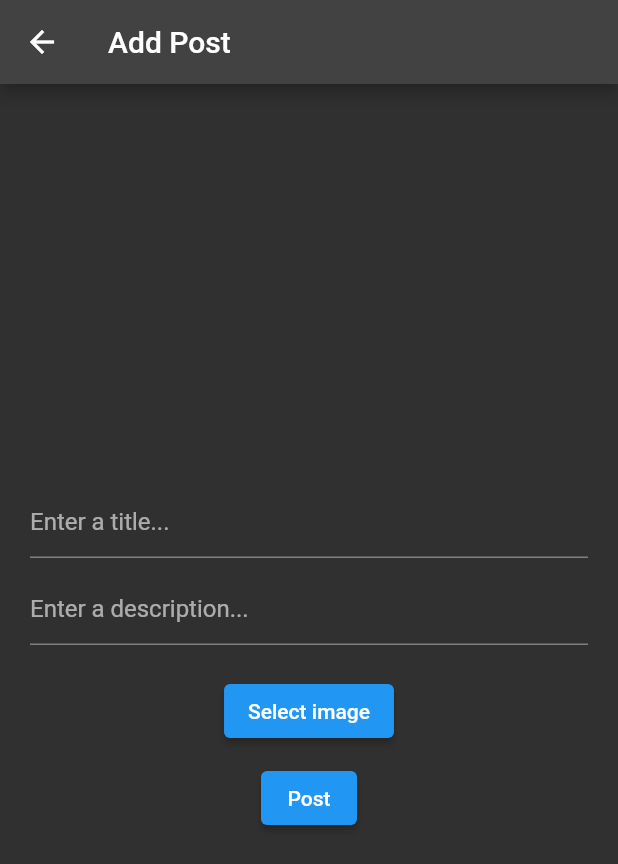
After one commit to blandygbc/thesocialapp, a Flutter app: the AddPostView screen opened by its route, after a tap on "Post", on a phone screen of 412 x 824 dp. The commit adds this screen. Shown: the top 864 px of the screen. Run offline on Flutter 3.47's test engine with Material 2 defaults, Android fonts, the phone set to English and light mode, and no system bars; our stand-ins replace image_picker, shared_preferences; missing offline and left inert: cloudinary_sdk; accounts and stored records are empty.

Commit message:
Episode 10

```diff
--- a/frontend/thesocialapp/lib/app/routes/api_routes.dart
+++ b/frontend/thesocialapp/lib/app/routes/api_routes.dart
@@ -1,5 +1,17 @@
 class APIRoutes {
+  //! Basic info
   static const baseURL = "http://192.168.100.183:8080";
+  static final headers = {
+    'content-type': 'application/json;unicode=UTF-8',
+    'Accept': 'application/json',
+    "Access-Control-Allow-Origin": "*",
+  };
+
+  //! Authentication
   static const String loginURL = baseURL + "/user/login";
   static const String signupUrl = baseURL + "/user/signup";
+  static const String decodeJwtUrl = baseURL + "/user/decode-jwt";
+
+  //! Posts
+  static const String addPostUrl = baseURL + "/post/add/";
 }
--- a/frontend/thesocialapp/lib/app/routes/routes.dart
+++ b/frontend/thesocialapp/lib/app/routes/routes.dart
@@ -1,3 +1,4 @@
+import 'package:thesocialapp/meta/views/add_post/add_post_view.dart';
 import 'package:thesocialapp/meta/views/authentication/login_view.dart';
 import 'package:thesocialapp/meta/views/authentication/signup_view.dart';
 import 'package:flutter/material.dart';
@@ -11,4 +12,5 @@ final Map<String, WidgetBuilder> routes = {
   SplashView.routeName: (context) => const SplashView(),
   HomeView.routeName: (context) => const HomeView(),
   DeciderView.routeName: (context) => const DeciderView(),
+  AddPostView.routeName: (context) => const AddPostView(),
 };
--- /dev/null
+++ b/frontend/thesocialapp/lib/core/api/add_post_api.dart
@@ -0,0 +1,36 @@
+// ignore_for_file: non_constant_identifier_names
+
+import 'dart:convert';
+
+import 'package:flutter/material.dart';
+import 'package:http/http.dart' as http;
+import 'package:thesocialapp/app/routes/api_routes.dart';
+
+class PostAPI {
+  final client = http.Client();
+
+  Future addPost({
+    required String post_title,
+    required String post_text,
+    String? post_images,
+    required String useremail,
+  }) async {
+    final Uri uri = Uri.parse(APIRoutes.addPostUrl + useremail);
+    debugPrint(uri.toString());
+    try {
+      final http.Response response = await client.post(
+        uri,
+        body: jsonEncode({
+          "post_title": post_title,
+          "post_text": post_text,
+          "post_images": post_images,
+        }),
+        headers: APIRoutes.headers,
+      );
+      debugPrint(response.body);
+      return response;
+    } catch (e) {
+      debugPrint(e.toString());
+    }
+  }
+}
--- a/frontend/thesocialapp/lib/core/api/authentication_api.dart
+++ b/frontend/thesocialapp/lib/core/api/authentication_api.dart
@@ -16,20 +16,22 @@ class AuthenticationAPI {
   }) async {
     final Uri uri = Uri.parse(APIRoutes.signupUrl);
     debugPrint(uri.toString());
-    final http.Response response = await client.post(uri,
+    try {
+      final http.Response response = await client.post(
+        uri,
         body: jsonEncode({
           "username": username,
           "useremail": useremail,
           "userpassword": userpassword,
           "userimage": userimage,
         }),
-        headers: {
-          'content-type': 'application/json;unicode=UTF-8',
-          'Accept': 'application/json',
-          "Access-Control-Allow-Origin": "*",
-        });
-    if (response.statusCode == statusCodeCreated) {
-      return response.body;
+        headers: APIRoutes.headers,
+      );
+      if (response.statusCode == statusCodeCreated) {
+        return response.body;
+      }
+    } catch (e) {
+      debugPrint(e.toString());
     }
   }
 
@@ -39,16 +41,35 @@ class AuthenticationAPI {
   }) async {
     final Uri uri = Uri.parse(APIRoutes.loginURL);
     debugPrint(uri.toString());
-    final http.Response response = await client.post(uri,
+    try {
+      final http.Response response = await client.post(
+        uri,
         body: jsonEncode({"useremail": email, "userpassword": password}),
-        headers: {
-          'content-type': 'application/json;unicode=UTF-8',
-          'Accept': 'application/json',
-          "Access-Control-Allow-Origin": "*",
-        });
-    if (response.statusCode == statusCodeCreated) {
+        headers: APIRoutes.headers,
+      );
       debugPrint(response.body);
-      return response.body;
+      return response;
+    } catch (e) {
+      debugPrint(e.toString());
+    }
+  }
+
+  Future decodeJwt({required dynamic token}) async {
+    final Uri uri = Uri.parse(APIRoutes.decodeJwtUrl);
+    debugPrint(uri.toString());
+    Map<String, String> headers = APIRoutes.headers;
+    headers["Authorization"] = token;
+    try {
+      final http.Response response = await client.get(
+        uri,
+        headers: headers,
+      );
+      if (response.statusCode == statusCodeOk) {
+        debugPrint(response.body);
+        return response.body;
+      }
+    } catch (e) {
+      debugPrint(e.toString());
     }
   }
 }
--- a/frontend/thesocialapp/lib/core/api/notifier/authentication_notifier.dart
+++ b/frontend/thesocialapp/lib/core/notifier/authentication_notifier.dart
@@ -3,7 +3,7 @@ import 'dart:convert';
 import 'package:flutter/material.dart';
 import 'package:thesocialapp/app_constants.dart';
 import 'package:thesocialapp/core/api/authentication_api.dart';
-import 'package:thesocialapp/core/api/services/cache_service.dart';
+import 'package:thesocialapp/core/services/cache_service.dart';
 import 'package:thesocialapp/meta/views/home_view/home_view.dart';
 import 'package:http/http.dart' as http;
 
@@ -49,16 +49,34 @@ class AuthenticationNotifier extends ChangeNotifier {
         password: password,
       );
       final Map<String, dynamic> parsedValue = await json.decode(response.body);
-      if (response.statusCode == statusCodeCreated) {
+      if (response.statusCode == statusCodeOk) {
         cacheService.writeCache(key: "jwt", value: parsedValue['data']);
         Navigator.pushNamed(context, HomeView.routeName);
       } else {
         ScaffoldMessenger.of(context)
-            .showSnackBar(SnackBar(content: Text(parsedValue['data'])));
+            .showSnackBar(SnackBar(content: Text(parsedValue['message'])));
       }
     } catch (error) {
       ScaffoldMessenger.of(context).showSnackBar(
           SnackBar(content: Text("Something went wrong\n" + error.toString())));
     }
   }
+
+  Future decodeJwt({required dynamic token}) async {
+    try {
+      var response = await _authenticationAPI.decodeJwt(token: token);
+      debugPrint(response.toString());
+      return response;
+    } catch (e) {
+      debugPrint(e.toString());
+    }
+  }
+
+  Future<String> getUserEmailFromJwt({required BuildContext context}) async {
+    var token = await cacheService.readCache(key: "jwt");
+    final Map<String, dynamic> parsedTokenData =
+        await jsonDecode(await decodeJwt(token: token));
+    debugPrint(parsedTokenData['data'].toString());
+    return parsedTokenData['data'];
+  }
 }
--- /dev/null
+++ b/frontend/thesocialapp/lib/core/notifier/post_notifier.dart
@@ -0,0 +1,37 @@
+// ignore_for_file: non_constant_identifier_names
+
+import 'package:flutter/material.dart';
+import 'package:provider/provider.dart';
+import 'package:thesocialapp/core/api/add_post_api.dart';
+import 'package:http/http.dart' as http;
+import 'package:thesocialapp/core/notifier/authentication_notifier.dart';
+
+class PostNotifier extends ChangeNotifier {
+  final PostAPI _postAPI = PostAPI();
+
+  Future addPost({
+    required BuildContext context,
+    required String post_title,
+    required String post_text,
+    String? post_images,
+  }) async {
+    try {
+      final authenticationNotifier = Provider.of<AuthenticationNotifier>(
+        context,
+        listen: false,
+      );
+      final String useremail =
+          await authenticationNotifier.getUserEmailFromJwt(context: context);
+      debugPrint("Post email $useremail");
+      http.Response response = await _postAPI.addPost(
+        post_title: post_title,
+        post_text: post_text,
+        useremail: useremail,
+      );
+      debugPrint(response.body);
+      return response;
+    } catch (e) {
+      debugPrint(e.toString());
+    }
+  }
+}
--- a/frontend/thesocialapp/lib/meta/utils/pick_image_util.dart
+++ b/frontend/thesocialapp/lib/meta/utils/pick_image_util.dart
@@ -5,7 +5,7 @@ import 'dart:typed_data';
 import 'package:path_provider/path_provider.dart';
 import 'package:flutter/material.dart';
 import 'package:image_picker/image_picker.dart';
-import 'package:thesocialapp/core/api/services/cache_service.dart';
+import 'package:thesocialapp/core/services/cache_service.dart';
 
 class ImageUtility {
   static Future<File?> getImage() async {
--- /dev/null
+++ b/frontend/thesocialapp/lib/meta/views/add_post/add_post_view.dart
@@ -0,0 +1,89 @@
+import 'dart:convert';
+
+import 'package:flutter/material.dart';
+import 'package:provider/provider.dart';
+import 'package:thesocialapp/app_constants.dart';
+import 'package:thesocialapp/core/notifier/post_notifier.dart';
+import 'package:thesocialapp/meta/views/home_view/home_view.dart';
+
+class AddPostView extends StatefulWidget {
+  static String routeName = "/add-post";
+  const AddPostView({Key? key}) : super(key: key);
+
+  @override
+  State<AddPostView> createState() => _AddPostViewState();
+}
+
+class _AddPostViewState extends State<AddPostView> {
+  TextEditingController titleController = TextEditingController();
+  TextEditingController descriptionController = TextEditingController();
+
+  @override
+  void initState() {
+    titleController = TextEditingController();
+    descriptionController = TextEditingController();
+    super.initState();
+  }
+
+  @override
+  Widget build(BuildContext context) {
+    final postNotifier = Provider.of<PostNotifier>(
+      context,
+      listen: false,
+    );
+    return Scaffold(
+      appBar: AppBar(title: const Text("Add Post")),
+      body: Center(
+        child: Padding(
+          padding: const EdgeInsets.symmetric(horizontal: 20),
+          child: SingleChildScrollView(
+              child: Column(
+            mainAxisAlignment: MainAxisAlignment.center,
+            crossAxisAlignment: CrossAxisAlignment.center,
+            children: [
+              TextField(
+                controller: titleController,
+                decoration: const InputDecoration(hintText: "Enter a title..."),
+              ),
+              const SizedBox(
+                height: 10,
+              ),
+              TextField(
+                controller: descriptionController,
+                decoration:
+                    const InputDecoration(hintText: "Enter a description..."),
+              ),
+              const SizedBox(
+                height: 20,
+              ),
+              ElevatedButton(
+                  onPressed: (() {}), child: const Text("Select image")),
+              const SizedBox(
+                height: 10,
+              ),
+              ElevatedButton(
+                  onPressed: (() async {
+                    final response = await postNotifier.addPost(
+                      context: context,
+                      post_title: titleController.text,
+                      post_text: descriptionController.text,
+                    );
+                    if (response.statusCode == statusCodeCreated) {
+                      Navigator.of(context).pushNamed(HomeView.routeName);
+                    } else {
+                      final Map<String, dynamic> parsedValue =
+                          json.decode(response.body);
+                      ScaffoldMessenger.of(context).showSnackBar(SnackBar(
+                          content: Text(
+                        parsedValue['message'],
+                      )));
+                    }
+                  }),
+                  child: const Text("Post")),
+            ],
+          )),
+        ),
+      ),
+    );
+  }
+}
--- a/frontend/thesocialapp/lib/meta/views/authentication/login_view.dart
+++ b/frontend/thesocialapp/lib/meta/views/authentication/login_view.dart
@@ -1,6 +1,6 @@
 import 'package:flutter/material.dart';
 import 'package:provider/provider.dart';
-import 'package:thesocialapp/core/api/notifier/authentication_notifier.dart';
+import 'package:thesocialapp/core/notifier/authentication_notifier.dart';
 import 'package:thesocialapp/meta/views/authentication/signup_view.dart';
 
 class LoginView extends StatelessWidget {
--- a/frontend/thesocialapp/lib/meta/views/decider_view/decider_view.dart
+++ b/frontend/thesocialapp/lib/meta/views/decider_view/decider_view.dart
@@ -1,7 +1,6 @@
 import 'package:flutter/material.dart';
-import 'package:thesocialapp/core/api/services/cache_service.dart';
+import 'package:thesocialapp/core/services/cache_service.dart';
 import 'package:thesocialapp/meta/views/authentication/login_view.dart';
-import 'package:thesocialapp/meta/views/authentication/signup_view.dart';
 import 'package:thesocialapp/meta/views/home_view/home_view.dart';
 import 'package:thesocialapp/meta/views/splash_view/splash_view.dart';
 
```
Also changed, not shown: frontend/thesocialapp/lib/app/providers/provider.dart (+6 -2 lines), frontend/thesocialapp/lib/meta/views/authentication/signup_view.dart (+4 -4 lines), frontend/thesocialapp/lib/meta/views/home_view/home_view.dart (+19 -6 lines), frontend/thesocialapp/lib/core/notifier/utility_notifier.dart (renamed from frontend/thesocialapp/lib/core/api/notifier/utility_notifier.dart), frontend/thesocialapp/lib/core/services/cache_service.dart (renamed from frontend/thesocialapp/lib/core/api/services/cache_service.dart), 5 other files.
